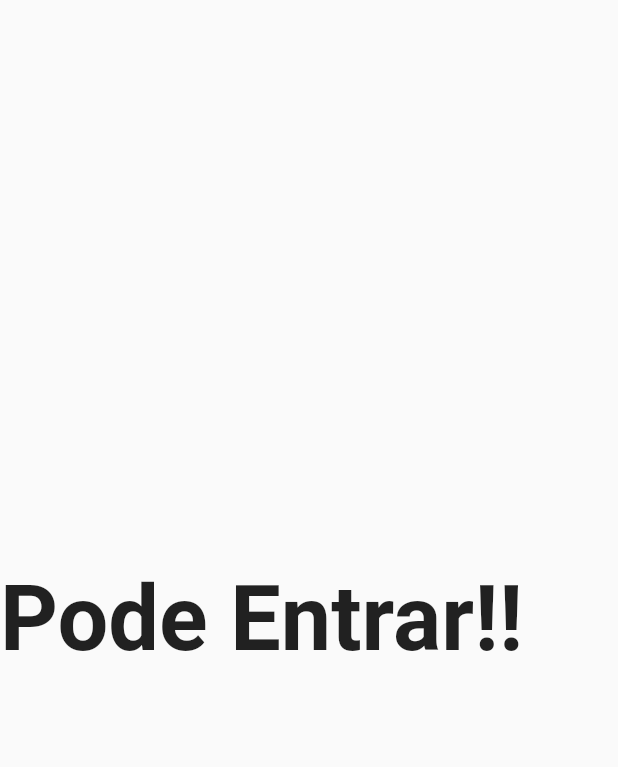
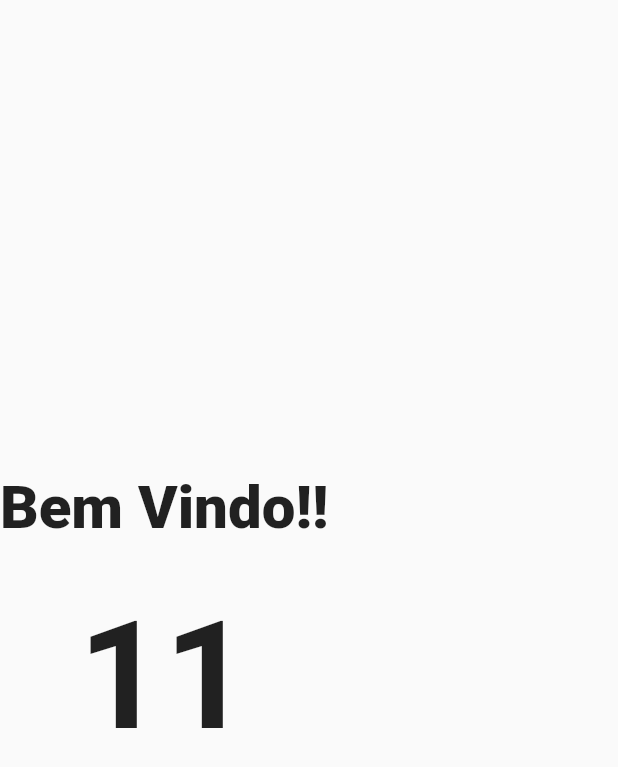
Before and after one commit to AurelioM33/contador_simples_de_pessoal, a Flutter app: the screen it shows after launch, on a phone screen of 412 x 824 dp. Shown: the top 767 px of the screen. Run offline on Flutter 3.47's test engine with Material 2 defaults, Android fonts, the phone set to English and light mode, and no system bars.

Commit message:
add_campos_texto_and_styles

```diff
--- a/lib/home_page.dart
+++ b/lib/home_page.dart
@@ -15,12 +15,20 @@ class _HomePageState extends State<HomePage> {
         mainAxisAlignment: MainAxisAlignment.center,
         children: [
           Text(
-            "Pode Entrar!!",
+            "Bem Vindo!!",
             style: TextStyle(
-              fontSize: 60,
+              fontSize: 40,
+              fontWeight: FontWeight.w900,
+            ),
+          ),
+          SizedBox(height: 30),
+          Text(
+            "11",
+            style: TextStyle(
+              fontSize: 100,
               fontWeight: FontWeight.bold,
             ),
-          )
+          ),
         ],
       ),
     );
```
